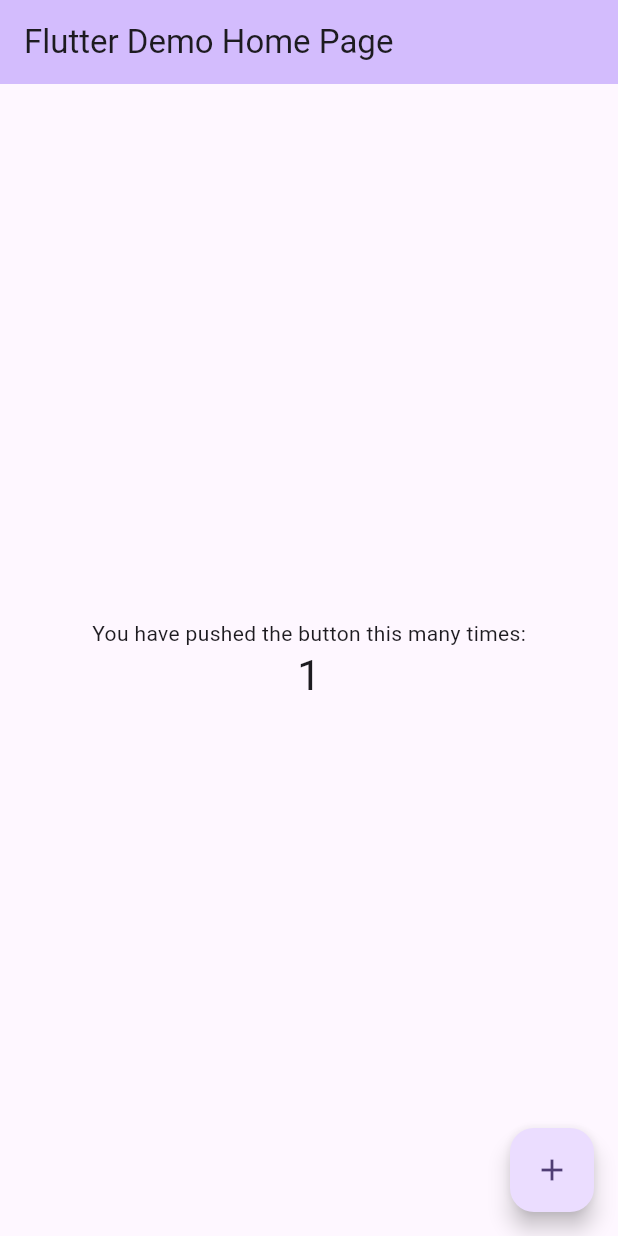
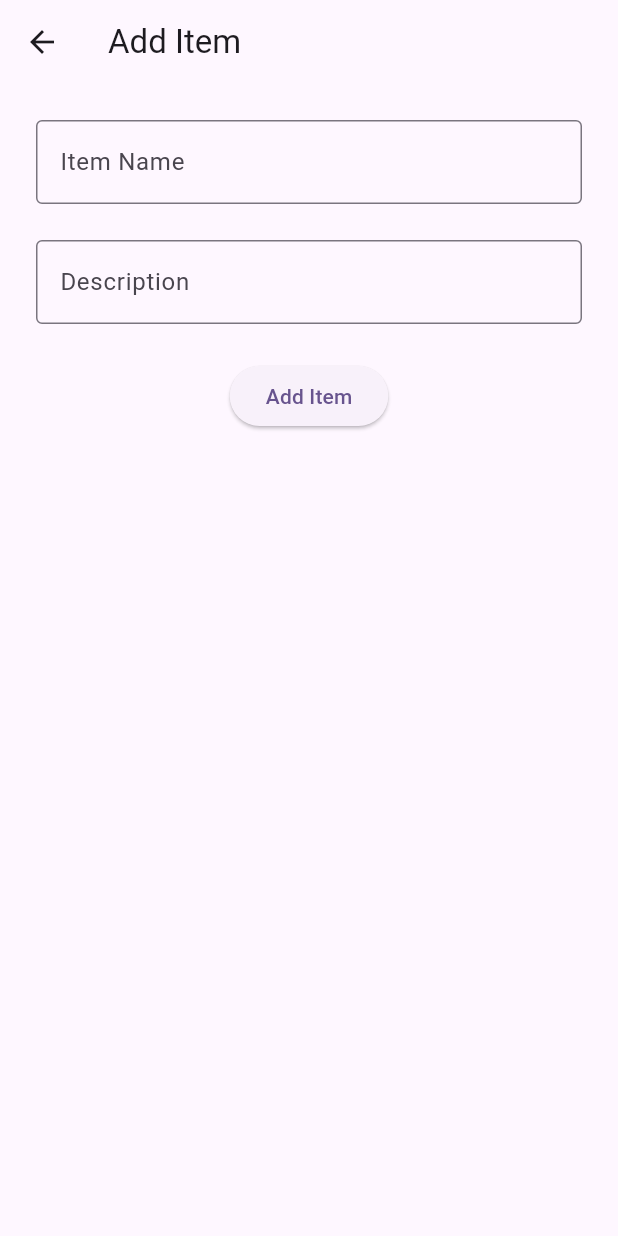
Before and after one commit to Dhana2513/kshitij_examples, a Flutter app: the screen it shows after launch, after a tap on the "add" icon, on a phone screen of 412 x 824 dp. Run offline on Flutter 3.47's test engine with Material 3 defaults, Android fonts, the phone set to English and light mode, and no system bars.

Commit message:
created todo list

```diff
--- /dev/null
+++ b/todo_list/lib/add_item.dart
@@ -0,0 +1,63 @@
+import 'package:flutter/material.dart';
+import 'package:todo_list/model/todo_item_model.dart';
+
+class AddItem extends StatefulWidget {
+  const AddItem({super.key});
+
+  @override
+  State<AddItem> createState() => _AddItemState();
+}
+
+class _AddItemState extends State<AddItem> {
+  final itemNameController = TextEditingController();
+  final descriptionController = TextEditingController();
+  void saveItem() {
+    final itemName = itemNameController.text.trim();
+    final description = descriptionController.text.trim();
+
+    if (itemName.isEmpty || description.isEmpty) {
+      ScaffoldMessenger.of(context).showSnackBar(
+        const SnackBar(content: Text('Please fill all the fields')),
+      );
+
+      return;
+    }
+
+    TodoItemModel todoItem = TodoItemModel(
+      name: itemName,
+      description: description,
+    );
+
+    Navigator.pop(context, todoItem);
+  }
+
+  @override
+  Widget build(BuildContext context) {
+    return Scaffold(
+      appBar: AppBar(title: const Text('Add Item')),
+      body: Padding(
+        padding: const EdgeInsets.all(24.0),
+        child: Column(
+          spacing: 24,
+          children: [
+            TextField(
+              controller: itemNameController,
+              decoration: InputDecoration(
+                labelText: 'Item Name',
+                border: OutlineInputBorder(),
+              ),
+            ),
+            TextField(
+              controller: descriptionController,
+              decoration: InputDecoration(
+                labelText: 'Description',
+                border: OutlineInputBorder(),
+              ),
+            ),
+            ElevatedButton(onPressed: saveItem, child: Text('Add Item')),
+          ],
+        ),
+      ),
+    );
+  }
+}
--- /dev/null
+++ b/todo_list/lib/home_screen.dart
@@ -0,0 +1,86 @@
+import 'package:flutter/material.dart';
+import 'package:todo_list/add_item.dart';
+import 'package:todo_list/model/todo_item_model.dart';
+
+class HomeScreen extends StatefulWidget {
+  const HomeScreen({super.key});
+
+  @override
+  State<HomeScreen> createState() => _HomeScreenState();
+}
+
+class _HomeScreenState extends State<HomeScreen> {
+  List<TodoItemModel> todoItems = [];
+
+  void deleteTodoItem(int index) {
+    showDialog(
+      context: context,
+      builder: (context) {
+        return AlertDialog(
+          title: const Text('Delete Item'),
+          content: const Text('Are you sure you want to delete this item?'),
+          actions: [
+            TextButton(
+              onPressed: () {
+                Navigator.pop(context);
+              },
+              child: const Text('Cancel'),
+            ),
+            TextButton(
+              onPressed: () {
+                todoItems.removeAt(index);
+                setState(() {});
+                Navigator.pop(context);
+              },
+              child: const Text('Delete'),
+            ),
+          ],
+        );
+      },
+    );
+  }
+
+  @override
+  Widget build(BuildContext context) {
+    return Scaffold(
+      appBar: AppBar(title: const Text('Todo List')),
+      body: Column(
+        children: [
+          const Center(child: Text('Welcome to the Todo List App!')),
+          Expanded(
+            child: ListView.builder(
+              itemBuilder: (context, index) {
+                final item = todoItems[index];
+
+                return ListTile(
+                  title: Text(item.name),
+                  subtitle: Text(item.description),
+                  trailing: InkWell(
+                    onTap: () {
+                      deleteTodoItem(index);
+                    },
+                    child: Icon(Icons.delete),
+                  ),
+                );
+              },
+              itemCount: todoItems.length,
+            ),
+          ),
+        ],
+      ),
+
+      floatingActionButton: FloatingActionButton(
+        onPressed: () async {
+          final item = await Navigator.push(
+            context,
+            MaterialPageRoute(builder: (context) => const AddItem()),
+          );
+
+          todoItems.add(item);
+          setState(() {});
+        },
+        child: const Icon(Icons.add),
+      ),
+    );
+  }
+}
--- a/todo_list/lib/main.dart
+++ b/todo_list/lib/main.dart
@@ -1,4 +1,5 @@
 import 'package:flutter/material.dart';
+import 'package:todo_list/home_screen.dart';
 
 void main() {
   runApp(const MyApp());
@@ -7,116 +8,15 @@ void main() {
 class MyApp extends StatelessWidget {
   const MyApp({super.key});
 
-  // This widget is the root of your application.
   @override
   Widget build(BuildContext context) {
     return MaterialApp(
-      title: 'Flutter Demo',
+      debugShowCheckedModeBanner: false,
+      title: 'Todo List',
       theme: ThemeData(
-        // This is the theme of your application.
-        //
-        // TRY THIS: Try running your application with "flutter run". You'll see
-        // the application has a purple toolbar. Then, without quitting the app,
-        // try changing the seedColor in the colorScheme below to Colors.green
-        // and then invoke "hot reload" (save your changes or press the "hot
-        // reload" button in a Flutter-supported IDE, or press "r" if you used
-        // the command line to start the app).
-        //
-        // Notice that the counter didn't reset back to zero; the application
-        // state is not lost during the reload. To reset the state, use hot
-        // restart instead.
-        //
-        // This works for code too, not just values: Most code changes can be
-        // tested with just a hot reload.
         colorScheme: ColorScheme.fromSeed(seedColor: Colors.deepPurple),
       ),
-      home: const MyHomePage(title: 'Flutter Demo Home Page'),
+      home: const HomeScreen(),
     );
   }
 }
-
-class MyHomePage extends StatefulWidget {
-  const MyHomePage({super.key, required this.title});
-
-  // This widget is the home page of your application. It is stateful, meaning
-  // that it has a State object (defined below) that contains fields that affect
-  // how it looks.
-
-  // This class is the configuration for the state. It holds the values (in this
-  // case the title) provided by the parent (in this case the App widget) and
-  // used by the build method of the State. Fields in a Widget subclass are
-  // always marked "final".
-
-  final String title;
-
-  @override
-  State<MyHomePage> createState() => _MyHomePageState();
-}
-
-class _MyHomePageState extends State<MyHomePage> {
-  int _counter = 0;
-
-  void _incrementCounter() {
-    setState(() {
-      // This call to setState tells the Flutter framework that something has
-      // changed in this State, which causes it to rerun the build method below
-      // so that the display can reflect the updated values. If we changed
-      // _counter without calling setState(), then the build method would not be
-      // called again, and so nothing would appear to happen.
-      _counter++;
-    });
-  }
-
-  @override
-  Widget build(BuildContext context) {
-    // This method is rerun every time setState is called, for instance as done
-    // by the _incrementCounter method above.
-    //
-    // The Flutter framework has been optimized to make rerunning build methods
-    // fast, so that you can just rebuild anything that needs updating rather
-    // than having to individually change instances of widgets.
-    return Scaffold(
-      appBar: AppBar(
-        // TRY THIS: Try changing the color here to a specific color (to
-        // Colors.amber, perhaps?) and trigger a hot reload to see the AppBar
-        // change color while the other colors stay the same.
-        backgroundColor: Theme.of(context).colorScheme.inversePrimary,
-        // Here we take the value from the MyHomePage object that was created by
-        // the App.build method, and use it to set our appbar title.
-        title: Text(widget.title),
-      ),
-      body: Center(
-        // Center is a layout widget. It takes a single child and positions it
-        // in the middle of the parent.
-        child: Column(
-          // Column is also a layout widget. It takes a list of children and
-          // arranges them vertically. By default, it sizes itself to fit its
-          // children horizontally, and tries to be as tall as its parent.
-          //
-          // Column has various properties to control how it sizes itself and
-          // how it positions its children. Here we use mainAxisAlignment to
-          // center the children vertically; the main axis here is the vertical
-          // axis because Columns are vertical (the cross axis would be
-          // horizontal).
-          //
-          // TRY THIS: Invoke "debug painting" (choose the "Toggle Debug Paint"
-          // action in the IDE, or press "p" in the console), to see the
-          // wireframe for each widget.
-          mainAxisAlignment: MainAxisAlignment.center,
-          children: <Widget>[
-            const Text('You have pushed the button this many times:'),
-            Text(
-              '$_counter',
-              style: Theme.of(context).textTheme.headlineMedium,
-            ),
-          ],
-        ),
-      ),
-      floatingActionButton: FloatingActionButton(
-        onPressed: _incrementCounter,
-        tooltip: 'Increment',
-        child: const Icon(Icons.add),
-      ), // This trailing comma makes auto-formatting nicer for build methods.
-    );
-  }
-}
--- /dev/null
+++ b/todo_list/lib/model/todo_item_model.dart
@@ -0,0 +1,9 @@
+class TodoItemModel {
+  final String name;
+  final String description;
+
+  TodoItemModel({
+    required this.name,
+    required this.description,
+  });
+}
```
